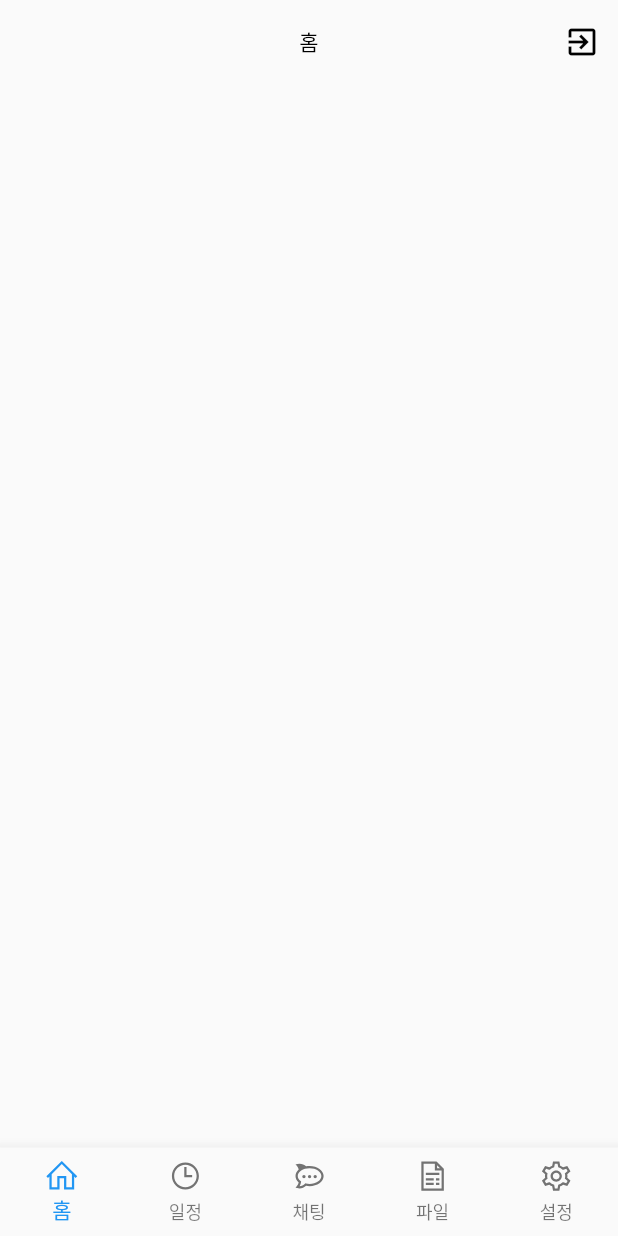
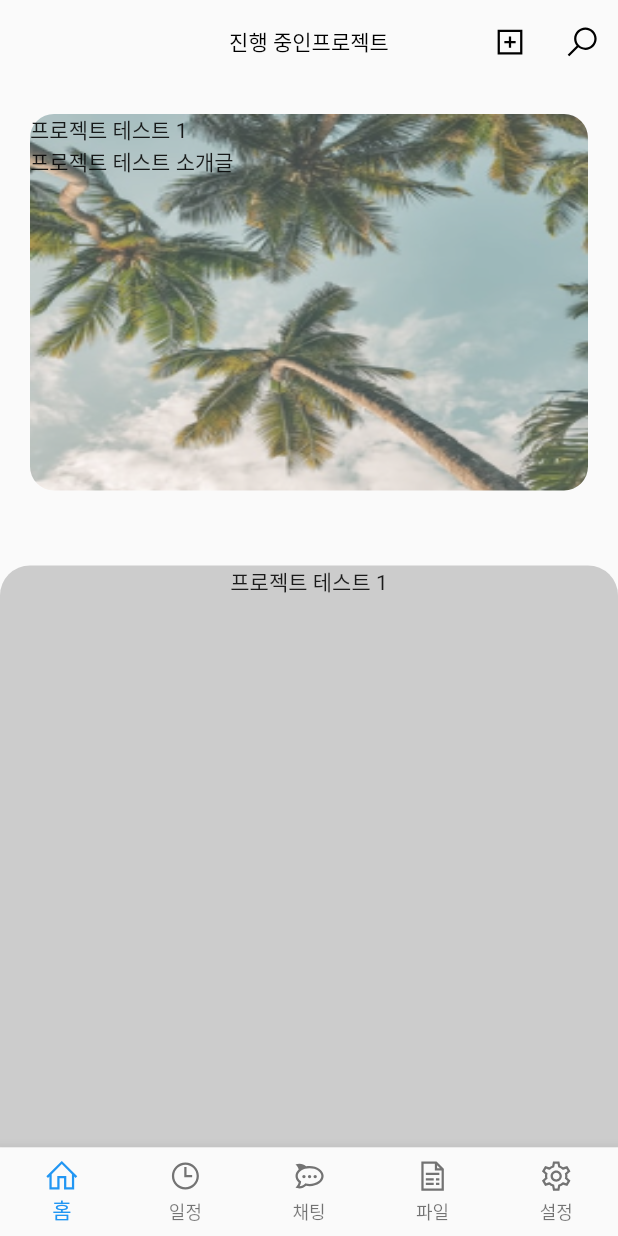
Before and after one commit to bymine/together_refacotry, a Flutter app: the screen it shows once a user with an empty profile is signed in, on a phone screen of 412 x 824 dp. Run offline on Flutter 3.47's test engine with Material 2 defaults, Android fonts, the phone set to English and light mode, and no system bars; drawn by our look-alikes of card_swiper; our stand-ins replace cloud_firestore, firebase_auth, firebase_core, flutter_svg, get, line_icons; accounts and stored records are empty; network calls fail.

Commit message:
Home view Ui test

```diff
--- a/lib/main.dart
+++ b/lib/main.dart
@@ -8,6 +8,7 @@ import 'package:together_refacotry/src/controllers/auth_controller.dart';
 import 'package:together_refacotry/src/pages/app.dart';
 import 'package:together_refacotry/src/pages/login_page.dart';
 import 'package:together_refacotry/src/pages/sign_up_page.dart';
+import 'package:together_refacotry/src/pages/views/add_project_page.dart';
 
 void main() async {
   WidgetsFlutterBinding.ensureInitialized();
@@ -40,6 +41,7 @@ class MyApp extends StatelessWidget {
         GetPage(name: '/login', page: () => const LoginPage()),
         GetPage(name: '/signUp', page: () => const SignUpPage()),
         GetPage(name: '/app', page: () => const App(), binding: AppBinding()),
+        GetPage(name: '/addProject', page: () => const AddProjectPage())
       ],
     );
   }
--- a/lib/src/bindings/app_binding.dart
+++ b/lib/src/bindings/app_binding.dart
@@ -1,9 +1,11 @@
 import 'package:get/get.dart';
 import 'package:together_refacotry/src/controllers/app_controller.dart';
+import 'package:together_refacotry/src/controllers/home_controller.dart';
 
 class AppBinding extends Bindings {
   @override
   void dependencies() {
     Get.put(AppController());
+    Get.put(HomeController());
   }
 }
--- a/lib/src/components/text_input_field.dart
+++ b/lib/src/components/text_input_field.dart
@@ -6,6 +6,7 @@ class TextInputField extends StatelessWidget {
   final Widget? suffixIcon;
   final String? hintText;
   final bool? obscureText;
+  final int? maxLines;
   final TextInputType? inputType;
   final String? Function(String?)? validator;
   const TextInputField(
@@ -14,6 +15,7 @@ class TextInputField extends StatelessWidget {
       this.preFixIcon,
       this.suffixIcon,
       this.obscureText,
+      this.maxLines,
       this.hintText,
       this.validator,
       this.inputType})
@@ -24,6 +26,7 @@ class TextInputField extends StatelessWidget {
     return TextFormField(
       obscureText: obscureText ?? false,
       controller: controller,
+      maxLines: obscureText == true ? 1 : maxLines,
       keyboardType: inputType,
       decoration: InputDecoration(
         prefixIcon: preFixIcon,
--- /dev/null
+++ b/lib/src/controllers/home_controller.dart
@@ -0,0 +1,28 @@
+import 'package:get/get.dart';
+import 'package:together_refacotry/src/pages/views/home_page.dart';
+
+class HomeController extends GetxController {
+  static HomeController get to => Get.find();
+
+  RxInt currentIndex = 0.obs;
+  RxList<Project> fixProject = [
+    Project(
+        title: "프로젝트 테스트 1",
+        notes: "프로젝트 테스트 소개글 ",
+        imageUrl: "assets/images/project_background_1.png"),
+    Project(
+        title: "프로젝트 테스트 2",
+        notes: "프로젝트 테스트2 소개글 ",
+        imageUrl: "assets/images/project_background_2.png"),
+    Project(
+        title: "프로젝트 테스트 3",
+        notes: "프로젝트 테스트3 소개글 ",
+        imageUrl: "assets/images/project_background_3.png"),
+  ].obs;
+
+  Project get currentProject => fixProject[currentIndex.value];
+
+  void changeIndex(int index) {
+    currentIndex(index);
+  }
+}
--- a/lib/src/pages/views/home_page.dart
+++ b/lib/src/pages/views/home_page.dart
@@ -1,22 +1,96 @@
+import 'package:card_swiper/card_swiper.dart';
 import 'package:flutter/material.dart';
-import 'package:together_refacotry/src/controllers/auth_controller.dart';
+import 'package:get/get.dart';
+import 'package:line_icons/line_icons.dart';
+import 'package:together_refacotry/src/controllers/home_controller.dart';
 
-class HomeView extends StatelessWidget {
+class HomeView extends GetView<HomeController> {
   const HomeView({Key? key}) : super(key: key);
 
   @override
   Widget build(BuildContext context) {
     return Scaffold(
       appBar: AppBar(
-        title: const Text("홈"),
+        title: const Text("진행 중인프로젝트"),
         actions: [
           IconButton(
               onPressed: () {
-                AuthController.to.logOut();
+                Get.toNamed('addProject');
               },
-              icon: Icon(Icons.exit_to_app))
+              icon: const Icon(LineIcons.plusSquare)),
+          IconButton(onPressed: () {}, icon: const Icon(LineIcons.search)),
+        ],
+      ),
+      body: Column(
+        children: [
+          Expanded(
+            flex: 3,
+            child: Swiper(
+              onIndexChanged: (index) {
+                controller.changeIndex(index);
+              },
+              itemCount: controller.fixProject.length,
+              loop: false,
+              scale: 0.8,
+              itemBuilder: (context, index) {
+                return Container(
+                  margin: const EdgeInsets.all(20),
+                  decoration: BoxDecoration(
+                    borderRadius: BorderRadius.circular(16),
+                    image: DecorationImage(
+                        opacity: 0.8,
+                        image:
+                            Image.asset(controller.fixProject[index].imageUrl)
+                                .image,
+                        fit: BoxFit.fill),
+                  ),
+                  child: Column(
+                    crossAxisAlignment: CrossAxisAlignment.start,
+                    children: [
+                      Text(controller.fixProject[index].title),
+                      Text(controller.fixProject[index].notes)
+                    ],
+                  ),
+                );
+              },
+            ),
+          ),
+          const SizedBox(
+            height: 30,
+          ),
+          Obx(
+            () => Expanded(
+              flex: 4,
+              child: Container(
+                width: double.maxFinite,
+                decoration: BoxDecoration(
+                  color: Colors.grey.withOpacity(0.5),
+                  borderRadius: const BorderRadius.only(
+                    topLeft: Radius.circular(20),
+                    topRight: Radius.circular(20),
+                  ),
+                ),
+                child: Column(
+                  children: [Text(controller.currentProject.title)],
+                ),
+              ),
+            ),
+          ),
         ],
       ),
     );
   }
 }
+
+class Project {
+  String? idx;
+  String title;
+  String notes;
+  String imageUrl;
+
+  Project(
+      {required this.title,
+      required this.notes,
+      required this.imageUrl,
+      this.idx});
+}
--- a/pubspec.yaml
+++ b/pubspec.yaml
@@ -42,7 +42,7 @@ dependencies:
   line_icons: ^2.0.1
   google_nav_bar: ^5.0.6
   flutter_svg: ^1.0.3
-
+  card_swiper: ^2.0.3
 
 dev_dependencies:
   flutter_test:
```
Also changed, not shown: lib/src/pages/views/add_project_page.dart (added, +119 -0 lines), assets/images/project_background_1.png (added), assets/images/project_background_2.png (added), assets/images/project_background_3.png (added), lib/src/pages/views/search_project_page.dart (added), pubspec.lock.
